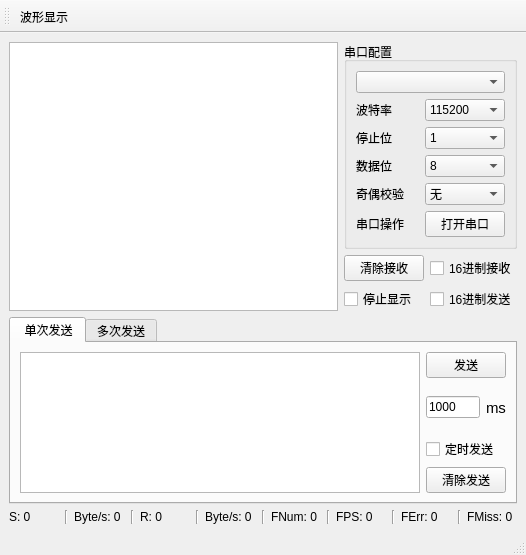
This is mainwindow.ui in gropery/Qt_QSerialPort_QCustomPlot as Qt 5 draws it before an edit. The edited form follows.
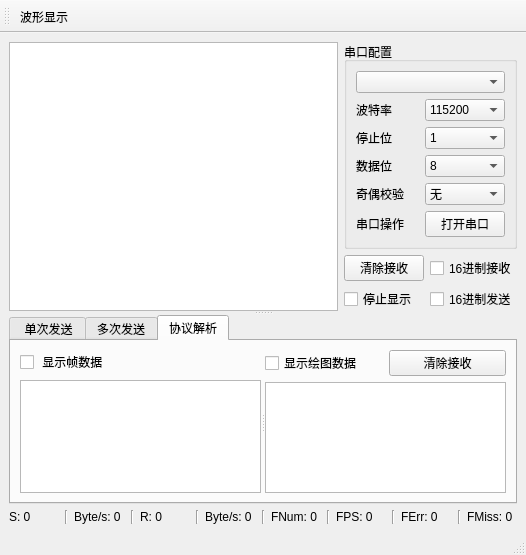
This is the edited form. Custom widgets are drawn as their Qt base class.

Commit message: 添加接收数据协议分析处理功能

```diff
--- a/mainwindow.ui
+++ b/mainwindow.ui
@@ -16,6 +16,17 @@
   <widget class="QWidget" name="centralwidget">
    <layout class="QGridLayout" name="gridLayout_3">
     <item row="0" column="0">
+     <widget class="QSplitter" name="splitter_2">
+      <property name="sizePolicy">
+       <sizepolicy hsizetype="Expanding" vsizetype="Expanding">
+        <horstretch>0</horstretch>
+        <verstretch>0</verstretch>
+       </sizepolicy>
+      </property>
+      <property name="orientation">
+       <enum>Qt::Vertical</enum>
+      </property>
+      <widget class="QWidget" name="">
      <layout class="QVBoxLayout" name="verticalLayout_2">
       <item>
        <layout class="QHBoxLayout" name="horizontalLayout">
@@ -275,17 +286,22 @@
        </layout>
       </item>
      </layout>
-    </item>
-    <item row="1" column="0">
+      </widget>
      <widget class="QTabWidget" name="tabWidget">
+       <property name="sizePolicy">
+        <sizepolicy hsizetype="Expanding" vsizetype="Preferred">
+         <horstretch>0</horstretch>
+         <verstretch>0</verstretch>
+        </sizepolicy>
+       </property>
       <property name="maximumSize">
        <size>
         <width>16777215</width>
-        <height>200</height>
+         <height>16777215</height>
        </size>
       </property>
       <property name="currentIndex">
-       <number>0</number>
+        <number>2</number>
       </property>
       <widget class="QWidget" name="tab_1">
        <attribute name="title">
@@ -712,9 +728,63 @@
         </item>
        </layout>
       </widget>
-     </widget>
-    </item>
-    <item row="2" column="0">
+       <widget class="QWidget" name="tab">
+        <attribute name="title">
+         <string>协议解析</string>
+        </attribute>
+        <layout class="QGridLayout" name="gridLayout_4">
+         <item row="0" column="0">
+          <widget class="QSplitter" name="splitter">
+           <property name="orientation">
+            <enum>Qt::Horizontal</enum>
+           </property>
+           <widget class="QWidget" name="">
+            <layout class="QVBoxLayout" name="verticalLayout_5">
+             <item>
+              <widget class="QCheckBox" name="checkBoxFrameData">
+               <property name="text">
+                <string> 显示帧数据</string>
+               </property>
+              </widget>
+             </item>
+             <item>
+              <widget class="QPlainTextEdit" name="plainTextEditFrameData"/>
+             </item>
+            </layout>
+           </widget>
+           <widget class="QWidget" name="">
+            <layout class="QVBoxLayout" name="verticalLayout_6">
+             <item>
+              <layout class="QHBoxLayout" name="horizontalLayout_7">
+               <item>
+                <widget class="QCheckBox" name="checkBoxPlotData">
+                 <property name="text">
+                  <string>显示绘图数据</string>
+                 </property>
+                </widget>
+               </item>
+               <item>
+                <widget class="QPushButton" name="pushButtonClearFramePlotData">
+                 <property name="text">
+                  <string>清除接收</string>
+                 </property>
+                </widget>
+               </item>
+              </layout>
+             </item>
+             <item>
+              <widget class="QPlainTextEdit" name="plainTextEditPlotData"/>
+             </item>
+            </layout>
+           </widget>
+          </widget>
+         </item>
+        </layout>
+       </widget>
+      </widget>
+     </widget>
+    </item>
+    <item row="1" column="0">
      <layout class="QHBoxLayout" name="horizontalLayout_5">
       <item>
        <widget class="QLabel" name="labelSendNum">
```
Lines whose indentation alone changed are shown as unchanged. The commit also changes 3 other files.
